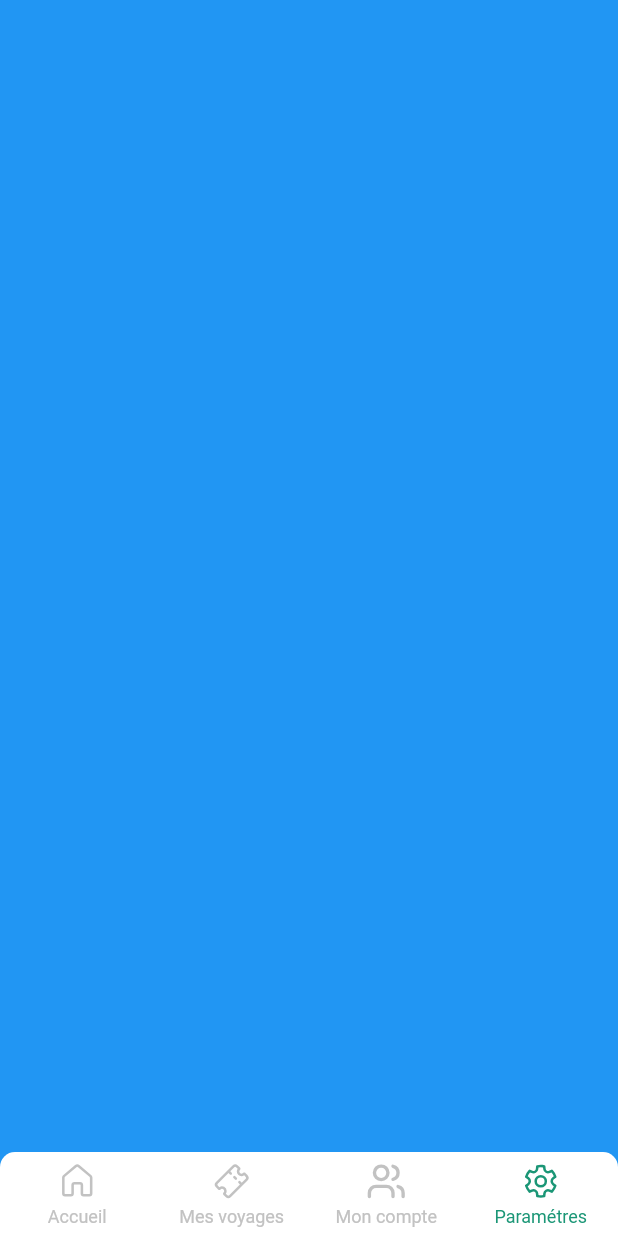
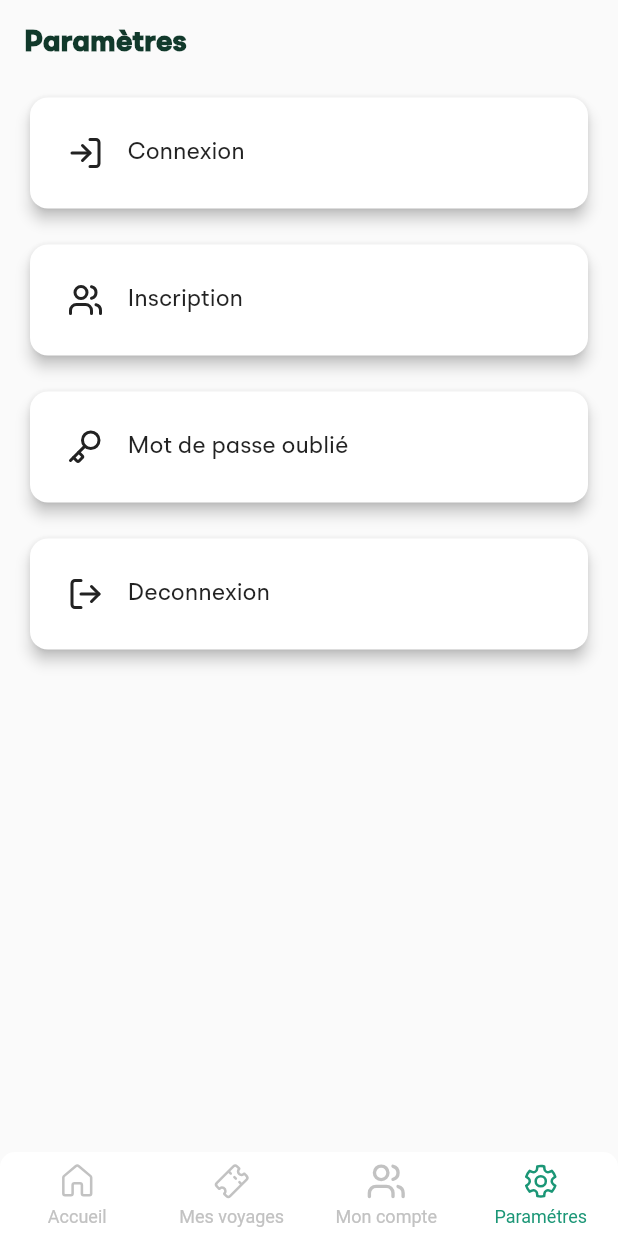
Before and after one commit to Lamine58/monvoyage, a Flutter app: the Tabs screen opened directly, item 4 of the bottom bar chosen, on a phone screen of 412 x 824 dp. Run offline on Flutter 3.47's test engine with Material 2 defaults, Android fonts, the phone set to English and light mode, and no system bars; drawn by our look-alikes of persistent_bottom_nav_bar; our stand-ins replace calendar_date_picker2, fluentui_system_icons, lucide_icons.

Commit message:
Login page, Sing in page, Forget paaword page ,Setting Home page

```diff
--- /dev/null
+++ b/lib/settings/settings.dart
@@ -0,0 +1,155 @@
+import 'package:flutter/material.dart';
+import 'package:monvoyage/auth/login.dart';
+import 'package:monvoyage/auth/sign-in.dart';
+import 'package:monvoyage/widget/title.dart';
+import 'package:lucide_icons/lucide_icons.dart';
+
+import '../account/password.dart';
+import '../auth/forget-password.dart';
+
+class Settings extends StatelessWidget {
+  @override
+  Widget build(BuildContext context) {
+    return Scaffold(
+      appBar: AppBar(
+        backgroundColor: Color(0xFF11392b),
+        elevation: 0,
+        toolbarHeight: 0,
+      ),
+      body: Padding(
+        padding: EdgeInsets.all(16.0),
+        child: Column(
+          crossAxisAlignment: CrossAxisAlignment.stretch,
+          children: [
+            TitlePage('Paramètres'),
+            SizedBox(height: 20),
+            Card(
+              elevation: 4.0,
+              shape: RoundedRectangleBorder(
+                borderRadius: BorderRadius.circular(12.0), // Ajouter un rayon de 12.0 pour les coins arrondis
+              ),
+              child: InkWell(
+                onTap: () {
+                  // Naviguer vers la page "Mes informations"
+                  Navigator.push(
+                    context,
+                    MaterialPageRoute(
+                      builder: (context) => Login()
+                    ),
+                  );
+                },
+                child: Padding(
+                  padding: EdgeInsets.all(25.0),
+                  child: Row(
+                    children: [
+                      Icon(LucideIcons.logIn),
+                      SizedBox(width: 16.0),
+                      _BoxTitle('Connexion')
+                    ],
+                  ),
+                ),
+              ),
+            ),
+            SizedBox(height: 16.0),
+            Card(
+              elevation: 4.0,
+              shape: RoundedRectangleBorder(
+                borderRadius: BorderRadius.circular(12.0), // Ajouter un rayon de 12.0 pour les coins arrondis
+              ),
+              child: InkWell(
+                onTap: () {
+                  // Naviguer vers la page "Modifier le mot de passe"
+                  Navigator.push(
+                    context,
+                    MaterialPageRoute(
+                      builder: (context) => SignIn(),
+                    ),
+                  );
+                },
+                child: Padding(
+                  padding: EdgeInsets.all(25.0),
+                  child: Row(
+                    children: [
+                     Icon(LucideIcons.users),
+                      SizedBox(width: 16.0),
+                      _BoxTitle('Inscription')
+                    ],
+                  ),
+                ),
+              ),
+            ),
+            SizedBox(height: 16.0),
+            Card(
+              elevation: 4.0,
+              shape: RoundedRectangleBorder(
+                borderRadius: BorderRadius.circular(12.0), // Ajouter un rayon de 12.0 pour les coins arrondis
+              ),
+              child: InkWell(
+                onTap: () {
+                  // Naviguer vers la page "Modifier le mot de passe"
+                  Navigator.push(
+                    context,
+                    MaterialPageRoute(
+                      builder: (context) => ForgetPassword(),
+                    ),
+                  );
+                },
+                child: Padding(
+                  padding: EdgeInsets.all(25.0),
+                  child: Row(
+                    children: [
+                      Icon(LucideIcons.key),
+                      SizedBox(width: 16.0),
+                      _BoxTitle('Mot de passe oublié')
+                    ],
+                  ),
+                ),
+              ),
+            ),
+            SizedBox(height: 16.0),
+            Card(
+              elevation: 4.0,
+              shape: RoundedRectangleBorder(
+                borderRadius: BorderRadius.circular(12.0), // Ajouter un rayon de 12.0 pour les coins arrondis
+              ),
+              child: InkWell(
+                onTap: () {
+                  // Naviguer vers la page "Modifier le mot de passe"
+                  Navigator.push(
+                    context,
+                    MaterialPageRoute(
+                      builder: (context) => Login()
+                    ),
+                  );
+                },
+                child: Padding(
+                  padding: EdgeInsets.all(25.0),
+                  child: Row(
+                    children: [
+                      Icon(LucideIcons.logOut),
+                      SizedBox(width: 16.0),
+                      _BoxTitle('Deconnexion')
+                    ],
+                  ),
+                ),
+              ),
+            )
+          ],
+        ),
+      ),
+    );
+  }
+
+  _BoxTitle(string){
+
+    return Text(
+      string,
+      style: TextStyle(
+        fontSize: 16,
+        fontWeight: FontWeight.w200,
+        fontFamily: 'Omega',
+      )
+    );
+  }
+
+}
--- a/lib/tabs/tabs.dart
+++ b/lib/tabs/tabs.dart
@@ -2,6 +2,7 @@ import 'package:fluentui_system_icons/fluentui_system_icons.dart';
 import 'package:flutter/material.dart';
 import 'package:lucide_icons/lucide_icons.dart';
 import 'package:monvoyage/account/account.dart';
+import 'package:monvoyage/settings/settings.dart';
 import 'package:monvoyage/tabs/tabs-pages/home.dart';
 import 'package:monvoyage/tabs/tabs-pages/travels.dart';
 import 'package:persistent_bottom_nav_bar/persistent_tab_view.dart';
@@ -32,7 +33,7 @@ class _TabsState extends State<Tabs> {
           HomePage(),
           Travels(),
           Account(),
-          Container(color: Colors.blue),
+          Settings(),
         ];
     }
     List<PersistentBottomNavBarItem> _navBarsItems() {
```
Also changed, not shown: lib/auth/forget-password.dart (added, +102 -0 lines), lib/auth/login.dart (added, +201 -0 lines), lib/auth/sign-in.dart (added, +192 -0 lines), assets/images/login-3.jpg (added).
